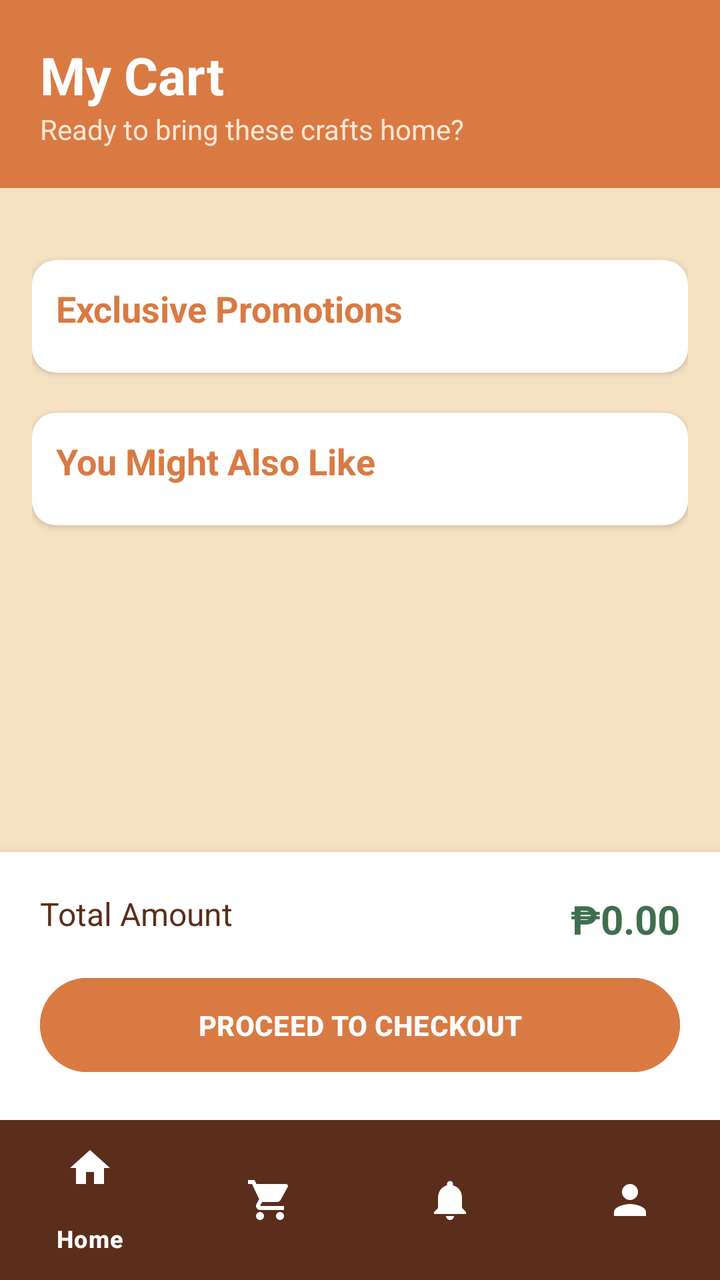
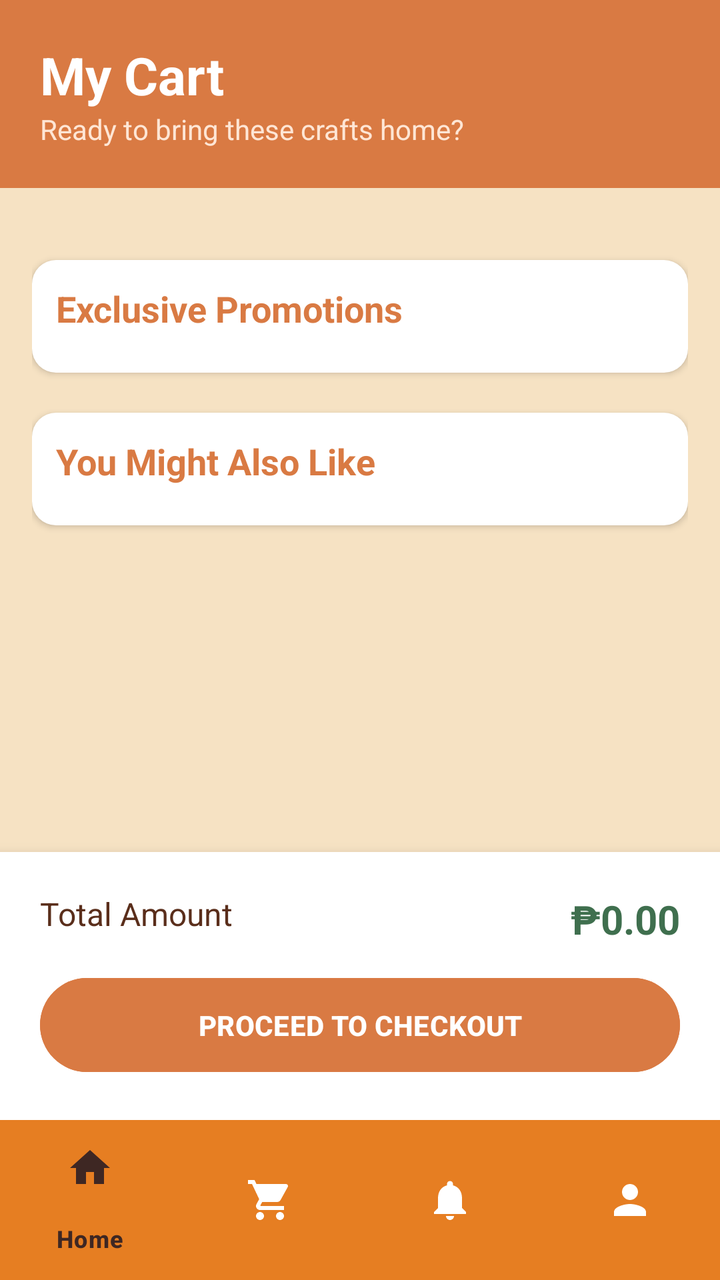

Before-and-after screenshots of an Android layout around one commit, followed by the original layout XML and the change that was made.
<!-- AndroidManifest.xml: application theme Theme.Katutubo_F -->
<!-- res/layout/fragment_cart.xml -->
<?xml version="1.0" encoding="utf-8"?>
<RelativeLayout xmlns:android="http://schemas.android.com/apk/res/android"
    xmlns:app="http://schemas.android.com/apk/res-auto"
    android:layout_width="match_parent"
    android:layout_height="match_parent"
    android:background="@color/katutubo_beige">

    <LinearLayout
        android:layout_width="match_parent"
        android:layout_height="match_parent"
        android:layout_above="@id/bottom_navigation"
        android:orientation="vertical">

        <LinearLayout
            android:layout_width="match_parent"
            android:layout_height="wrap_content"
            android:background="@color/katutubo_orange"
            android:orientation="vertical"
            android:padding="20dp">

            <TextView
                android:layout_width="wrap_content"
                android:layout_height="wrap_content"
                android:text="My Cart"
                android:textColor="@color/white"
                android:textSize="26sp"
                android:textStyle="bold" />

            <TextView
                android:layout_width="wrap_content"
                android:layout_height="wrap_content"
                android:text="Ready to bring these crafts home?"
                android:textColor="#FFE6D5"
                android:textSize="14sp" />
        </LinearLayout>

        <ScrollView
            android:layout_width="match_parent"
            android:layout_height="0dp"
            android:layout_weight="1">

            <LinearLayout
                android:id="@+id/cart_items_container"
                android:layout_width="match_parent"
                android:layout_height="wrap_content"
                android:orientation="vertical"
                android:padding="16dp">

                

                <TextView
                    android:id="@+id/tv_empty_cart"
                    android:layout_width="match_parent"
                    android:layout_height="wrap_content"
                    android:gravity="center"
                    android:layout_marginTop="50dp"
                    android:text="Your cart is empty"
                    android:textColor="@color/katutubo_brown"
                    android:visibility="gone" />

                
                <LinearLayout
                    android:id="@+id/promotion_section"
                    android:layout_width="match_parent"
                    android:layout_height="wrap_content"
                    android:orientation="vertical"
                    android:layout_marginTop="20dp"
                    android:background="@drawable/rounded_white_bg"
                    android:elevation="2dp"
                    android:padding="12dp">

                    <TextView
                        android:layout_width="wrap_content"
                        android:layout_height="wrap_content"
                        android:text="Exclusive Promotions"
                        android:textColor="@color/katutubo_orange"
                        android:textSize="18sp"
                        android:textStyle="bold" />

                    <HorizontalScrollView
                        android:layout_width="match_parent"
                        android:layout_height="wrap_content"
                        android:scrollbars="none"
                        android:layout_marginTop="8dp">
                        <LinearLayout
                            android:id="@+id/promo_container"
                            android:layout_width="wrap_content"
                            android:layout_height="wrap_content"
                            android:orientation="horizontal" />
                    </HorizontalScrollView>
                </LinearLayout>

                
                <LinearLayout
                    android:id="@+id/recent_views_section"
                    android:layout_width="match_parent"
                    android:layout_height="wrap_content"
                    android:orientation="vertical"
                    android:layout_marginTop="20dp"
                    android:background="@drawable/rounded_white_bg"
                    android:elevation="2dp"
                    android:padding="12dp"
                    android:visibility="gone">

                    <TextView
                        android:layout_width="wrap_content"
                        android:layout_height="wrap_content"
                        android:text="Recently Viewed"
                        android:textColor="@color/katutubo_brown"
                        android:textSize="18sp"
                        android:textStyle="bold" />

                    <HorizontalScrollView
                        android:layout_width="match_parent"
                        android:layout_height="wrap_content"
                        android:scrollbars="none"
                        android:layout_marginTop="8dp">
                        <LinearLayout
                            android:id="@+id/recent_views_container"
                            android:layout_width="wrap_content"
                            android:layout_height="wrap_content"
                            android:orientation="horizontal" />
                    </HorizontalScrollView>
                </LinearLayout>

                
                <LinearLayout
                    android:id="@+id/recommendations_section"
                    android:layout_width="match_parent"
                    android:layout_height="wrap_content"
                    android:orientation="vertical"
                    android:layout_marginTop="20dp"
                    android:layout_marginBottom="20dp"
                    android:background="@drawable/rounded_white_bg"
                    android:elevation="2dp"
                    android:padding="12dp">

                    <TextView
                        android:layout_width="wrap_content"
                        android:layout_height="wrap_content"
                        android:text="You Might Also Like"
                        android:textColor="@color/katutubo_orange"
                        android:textSize="18sp"
                        android:textStyle="bold" />

                    <HorizontalScrollView
                        android:layout_width="match_parent"
                        android:layout_height="wrap_content"
                        android:scrollbars="none"
                        android:layout_marginTop="8dp">
                        <LinearLayout
                            android:id="@+id/recommendations_container"
                            android:layout_width="wrap_content"
                            android:layout_height="wrap_content"
                            android:orientation="horizontal" />
                    </HorizontalScrollView>
                </LinearLayout>

            </LinearLayout>
        </ScrollView>

        <LinearLayout
            android:id="@+id/checkout_section"
            android:layout_width="match_parent"
            android:layout_height="wrap_content"
            android:background="@color/white"
            android:elevation="8dp"
            android:orientation="vertical"
            android:padding="20dp">

            <RelativeLayout
                android:layout_width="match_parent"
                android:layout_height="wrap_content"
                android:layout_marginBottom="12dp">

                <TextView
                    android:layout_width="wrap_content"
                    android:layout_height="wrap_content"
                    android:text="Total Amount"
                    android:textColor="@color/katutubo_brown"
                    android:textSize="16sp" />

                <TextView
                    android:id="@+id/tv_total_amount"
                    android:layout_width="wrap_content"
                    android:layout_height="wrap_content"
                    android:layout_alignParentEnd="true"
                    android:text="₱0.00"
                    android:textColor="@color/katutubo_green"
                    android:textSize="20sp"
                    android:textStyle="bold" />
            </RelativeLayout>

            <Button
                android:id="@+id/btn_checkout"
                android:layout_width="match_parent"
                android:layout_height="55dp"
                android:backgroundTint="@color/katutubo_orange"
                android:text="PROCEED TO CHECKOUT"
                android:textColor="@color/white"
                android:textStyle="bold" />
        </LinearLayout>
    </LinearLayout>

    <com.google.android.material.bottomnavigation.BottomNavigationView
        android:id="@+id/bottom_navigation"
        android:layout_width="match_parent"
        android:layout_height="wrap_content"
        android:layout_alignParentBottom="true"
        android:background="@color/katutubo_brown"
        app:itemIconTint="@color/white"
        app:itemTextColor="@color/white"
        app:menu="@menu/bottom_nav_menu" />

</RelativeLayout>
<!-- resources referenced by this layout -->
<resources>
  <color name="katutubo_beige">#F6E2C3</color>
  <color name="katutubo_brown">#5A2E1B</color>
  <color name="katutubo_green">#3F6F4E</color>
  <color name="katutubo_orange">#D97A43</color>
  <color name="white">#FFFFFF</color>
  <!-- drawable rounded_white_bg (drawable) -->
  <?xml version="1.0" encoding="utf-8"?>
  <shape xmlns:android="http://schemas.android.com/apk/res/android">
      <solid android:color="@color/white" />
      <corners android:radius="12dp" />
  </shape>
  <style name="Theme.Katutubo_F" parent="Base.Theme.Katutubo_F">
          
          <item name="bottomNavigationStyle">@style/Widget.App.BottomNavigationView</item>
      </style>
  <style name="Base.Theme.Katutubo_F" parent="Theme.Material3.DayNight.NoActionBar">
          
      </style>
  <style name="Widget.App.BottomNavigationView" parent="Widget.Material3.BottomNavigationView">
          
          <item name="materialThemeOverlay">@style/ThemeOverlay.App.BottomNavigation</item>
      </style>
  <style name="ThemeOverlay.App.BottomNavigation" parent="">
          
          <item name="colorSecondaryContainer">#EFEBE9</item>
      </style>
</resources>

<!-- the commit's change to res/layout/fragment_cart.xml (unified diff, before → after) -->
@@ -207,9 +207,9 @@
         android:layout_width="match_parent"
         android:layout_height="wrap_content"
         android:layout_alignParentBottom="true"
-        android:background="@color/katutubo_brown"
-        app:itemIconTint="@color/white"
-        app:itemTextColor="@color/white"
+        android:background="#E67E22"
+        app:itemIconTint="@color/nav_item_color"
+        app:itemTextColor="@color/nav_item_color"
         app:menu="@menu/bottom_nav_menu" />
 
 </RelativeLayout>
